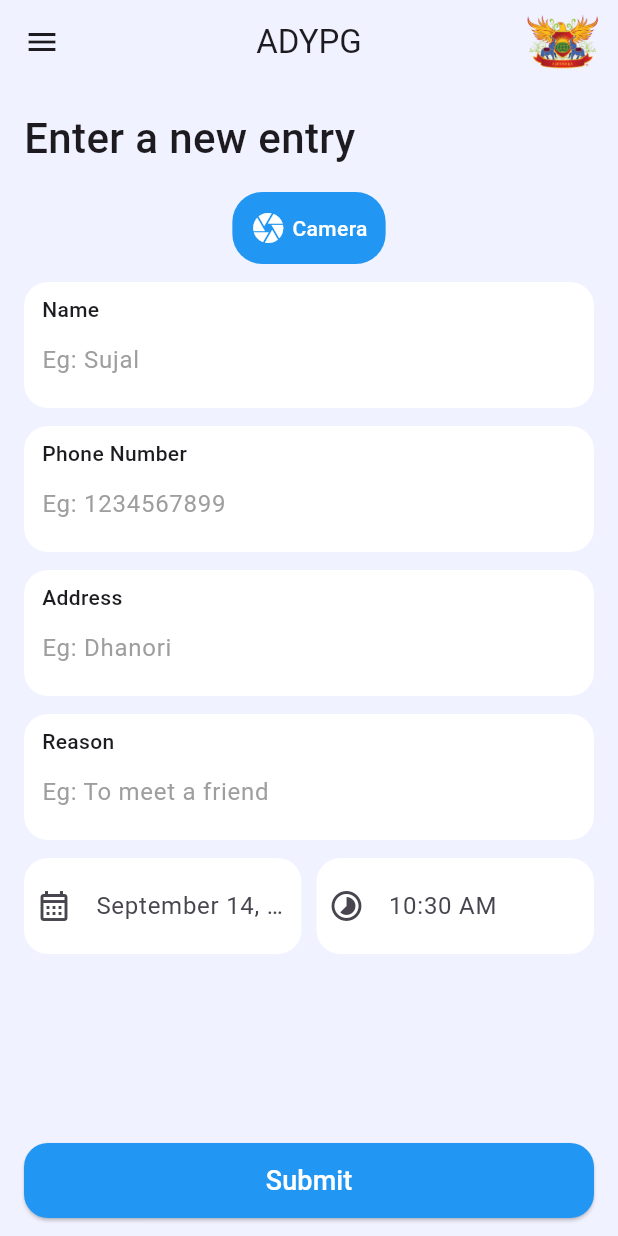
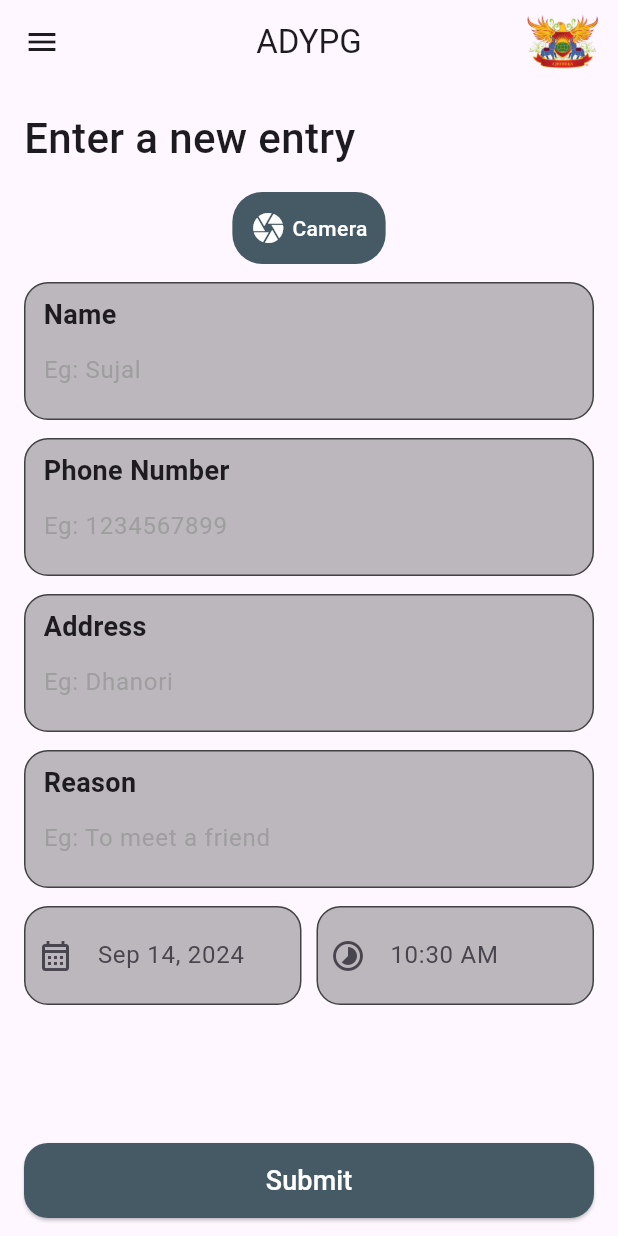
Before and after one commit to sujalutekar/Flutter-Visitor-Management-App, a Flutter app: the screen it shows once a user with an empty profile is signed in, on a phone screen of 412 x 824 dp. Run offline on Flutter 3.47's test engine with Material 3 defaults, Android fonts, the phone set to English and light mode, and no system bars; our stand-ins replace cloud_firestore, firebase_auth, firebase_core, firebase_storage, image_picker; missing offline and left inert: animated_snack_bar; accounts and stored records are empty.

Commit message:
third commit

```diff
--- a/lib/main.dart
+++ b/lib/main.dart
@@ -20,9 +20,7 @@ class MyApp extends StatelessWidget {
     return MaterialApp(
       debugShowCheckedModeBanner: false,
       title: 'ADYPKC',
-      theme: ThemeData(
-        useMaterial3: true,
-      ),
+      darkTheme: ThemeData.dark(),
       home: const AuthPage(),
     );
   }
--- a/lib/pages/home_page.dart
+++ b/lib/pages/home_page.dart
@@ -13,7 +13,6 @@ import 'package:adypkc/widgets/custom_button.dart';
 import 'package:adypkc/widgets/custom_textfield.dart';
 import 'package:adypkc/widgets/date_time_picker.dart';
 import 'package:adypkc/services/upload_image.dart';
-// import 'package:adypkc/services/auto_delete_data.dart';
 
 class HomePage extends StatefulWidget {
   const HomePage({super.key});
@@ -27,6 +26,7 @@ class _HomePageState extends State<HomePage> {
   final TextEditingController phoneNoController = TextEditingController();
   final TextEditingController addressController = TextEditingController();
   final TextEditingController reasonController = TextEditingController();
+  final GlobalKey<FormState> formKey = GlobalKey();
 
   File? _selectedImage;
   Uint8List? image;
@@ -78,31 +78,16 @@ class _HomePageState extends State<HomePage> {
 
   void submit() async {
     try {
-      if (_selectedImage == null ||
-          nameController.text.isEmpty ||
-          addressController.text.isEmpty ||
-          reasonController.text.isEmpty) {
-        showDialog(
-          context: context,
-          builder: (context) {
-            return const AlertDialog(
-              title: Text('Please fill all fields'),
-            );
-          },
-        );
-
+      if (!formKey.currentState!.validate()) {
         return;
       }
 
       if (phoneNoController.text.length != 10) {
-        showDialog(
-          context: context,
-          builder: (context) {
-            return const AlertDialog(
-              title: Text('Invalid phone number'),
-            );
-          },
-        );
+        AnimatedSnackBar.removeAll();
+        AnimatedSnackBar.material(
+          'Invalid Phone Number',
+          type: AnimatedSnackBarType.error,
+        ).show(context);
 
         return;
       }
@@ -194,11 +179,12 @@ class _HomePageState extends State<HomePage> {
   @override
   Widget build(BuildContext context) {
     return Scaffold(
-      backgroundColor: const Color(0xffF1F2FF),
+      // backgroundColor: const Color(0xffF1F2FF),
+      // backgroundColor: C,
       appBar: AppBar(
         title: const Text('ADYPG'),
         centerTitle: true,
-        backgroundColor: const Color(0xffF1F2FF),
+        // backgroundColor: const Color(0xffF1F2FF),
         actions: [
           Container(
             margin: const EdgeInsets.only(right: 12),
@@ -217,7 +203,9 @@ class _HomePageState extends State<HomePage> {
           ? const Center(
               child: CircularProgressIndicator(),
             )
-          : Padding(
+          : Form(
+              key: formKey,
+              child: Padding(
                 padding: const EdgeInsets.symmetric(horizontal: 16),
                 child: Column(
                   children: [
@@ -238,8 +226,8 @@ class _HomePageState extends State<HomePage> {
                             _selectedImage != null
                                 ? Container(
                                     alignment: Alignment.center,
-                                  height:
-                                      MediaQuery.of(context).size.height * 0.3,
+                                    height: MediaQuery.of(context).size.height *
+                                        0.3,
                                     child: _selectedImage != null
                                         ? Image.file(_selectedImage!)
                                         : null,
@@ -258,7 +246,7 @@ class _HomePageState extends State<HomePage> {
                                 child: Container(
                                   padding: const EdgeInsets.all(12),
                                   decoration: BoxDecoration(
-                                  color: Colors.blue,
+                                    color: Colors.blueGrey.shade700,
                                     borderRadius: BorderRadius.circular(20),
                                   ),
                                   child: Row(
@@ -352,6 +340,7 @@ class _HomePageState extends State<HomePage> {
                   ],
                 ),
               ),
+            ),
     );
   }
 }
--- a/lib/widgets/custom_button.dart
+++ b/lib/widgets/custom_button.dart
@@ -23,8 +23,8 @@ class CustomButton extends StatelessWidget {
             ),
           ),
           padding: const WidgetStatePropertyAll(EdgeInsets.all(12)),
-          backgroundColor: const WidgetStatePropertyAll(
-            Colors.blue,
+          backgroundColor: WidgetStatePropertyAll(
+            Colors.blueGrey.shade700,
           ),
         ),
         onPressed: onPressed,
--- a/lib/widgets/custom_textfield.dart
+++ b/lib/widgets/custom_textfield.dart
@@ -25,7 +25,8 @@ class CustomTextField extends StatelessWidget {
       margin: const EdgeInsets.only(bottom: 12),
       decoration: BoxDecoration(
         borderRadius: BorderRadius.circular(16),
-        color: Colors.white,
+        color: Colors.black26,
+        border: Border.all(color: Colors.grey.shade800),
       ),
       child: Column(
         crossAxisAlignment: CrossAxisAlignment.start,
@@ -34,10 +35,16 @@ class CustomTextField extends StatelessWidget {
             padding: const EdgeInsets.only(left: 4),
             child: Text(
               title,
-              style: const TextStyle(fontWeight: FontWeight.w500),
+              style: const TextStyle(fontWeight: FontWeight.bold, fontSize: 18),
             ),
           ),
-          TextField(
+          TextFormField(
+            validator: (value) {
+              if (value!.isEmpty || value.trim().isEmpty) {
+                return 'Please enter $title';
+              }
+              return null;
+            },
             maxLength: maxLength,
             controller: controller,
             decoration: InputDecoration(
--- a/lib/widgets/date_time_picker.dart
+++ b/lib/widgets/date_time_picker.dart
@@ -23,16 +23,16 @@ class _DatePickerState extends State<DatePicker> {
       margin: const EdgeInsets.only(bottom: 12),
       decoration: BoxDecoration(
         borderRadius: BorderRadius.circular(16),
-        color: Colors.white,
+        color: Colors.black26,
+        border: Border.all(color: Colors.grey.shade800),
       ),
       child: Center(
         child: TextField(
-          // controller: widget.dateController,
           decoration: InputDecoration(
             border: InputBorder.none,
             icon: const Icon(Icons.calendar_month_outlined),
             hintText: formattedDate.isEmpty
-                ? DateFormat('yMMMMd').format(DateTime.now())
+                ? DateFormat('yMMMd').format(DateTime.now())
                 : null,
           ),
           readOnly: true,
@@ -99,11 +99,11 @@ class _TimePickerState extends State<TimePicker> {
       margin: const EdgeInsets.only(bottom: 12),
       decoration: BoxDecoration(
         borderRadius: BorderRadius.circular(16),
-        color: Colors.white,
+        color: Colors.black26,
+        border: Border.all(color: Colors.grey.shade800),
       ),
       child: Center(
         child: TextField(
-          // controller: widget.timeController,
           decoration: InputDecoration(
             border: InputBorder.none,
             icon: const Icon(Icons.timelapse_outlined),
```
Also changed, not shown: lib/pages/admin_page.dart (+3 -4 lines), lib/pages/single_entry_details.dart (+5 -7 lines). Lines whose indentation alone changed are shown as unchanged.
